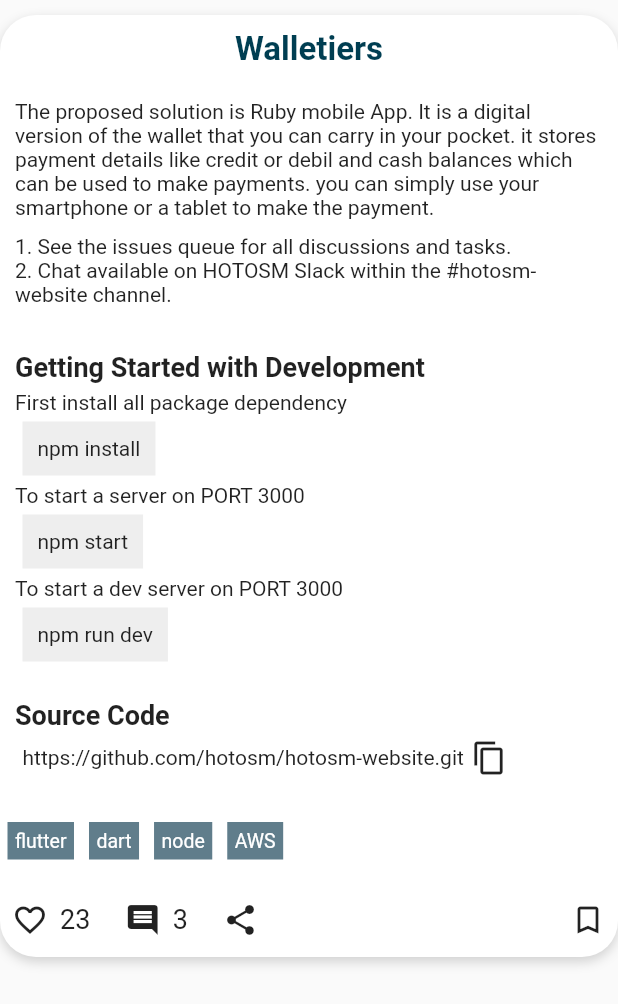
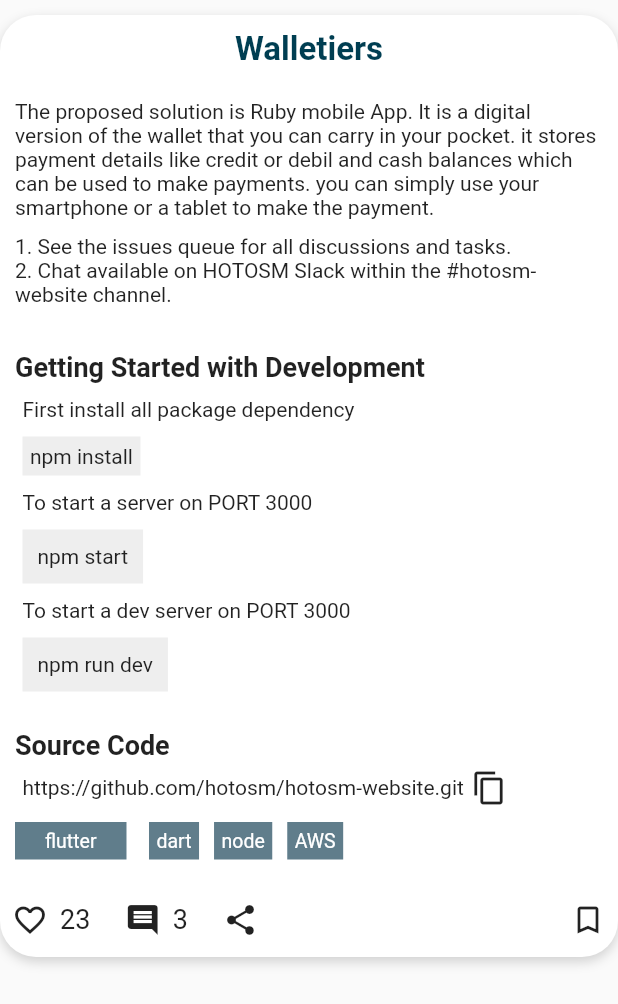
Before and after one commit to ad-kmt/bit-magnet-frontend, a Flutter app: the CardWidget widget shown alone on an empty page, opened directly with sample values from the repository, on a phone screen of 412 x 824 dp. Shown: the top 1004 px of the screen. Run offline on Flutter 3.47's test engine with Material 2 defaults, Android fonts, the phone set to English and light mode, and no system bars; our stand-ins replace flutter_login, flutter_svg, shared_preferences; missing offline and left inert: searchable_dropdown; accounts and stored records are empty.

Commit message:
bugs fixes

```diff
--- a/lib/components/card.dart
+++ b/lib/components/card.dart
@@ -89,10 +89,14 @@ class _CardWidgetState extends State<CardWidget> {
                                 Container(
                                   height: 5,
                                 ),
-                                Text("First install all package dependency"),
+                                Container(
+                                  padding: EdgeInsets.symmetric(vertical: 5, horizontal: 5),
+                                  child: Text("First install all package dependency"),
+                                ),
+
                                 Container(
                                   margin: const EdgeInsets.only(top: 5.0, right: 5, left: 5, bottom: 5.0),
-                                  padding: EdgeInsets.symmetric(vertical: 10, horizontal: 10),
+                                  padding: EdgeInsets.symmetric(vertical: 5, horizontal: 5),
                                   color: Colors.grey[200],
                                   child: Text('npm install',
                                     style: TextStyle(
@@ -101,7 +105,11 @@ class _CardWidgetState extends State<CardWidget> {
                                     ),
                                   ),
                                 ),
-                                Text("To start a server on PORT 3000"),
+                                Container(
+                                  padding: EdgeInsets.symmetric(vertical: 5, horizontal: 5),
+                                  child: Text("To start a server on PORT 3000"),
+                                ),
+
                                 Container(
                                   margin: const EdgeInsets.only(top: 5.0, right: 5, left: 5, bottom: 5.0),
                                   padding: EdgeInsets.symmetric(vertical: 10, horizontal: 10),
@@ -113,7 +121,10 @@ class _CardWidgetState extends State<CardWidget> {
                                     ),
                                   ),
                                 ),
-                                Text("To start a dev server on PORT 3000"),
+                                Container(
+                                  padding: EdgeInsets.symmetric(vertical: 5, horizontal: 5),
+                                  child: Text("To start a dev server on PORT 3000"),
+                                ),
                                 Container(
                                   margin: const EdgeInsets.only(top: 5.0, right: 5, left: 5, bottom: 5.0),
                                   padding: EdgeInsets.symmetric(vertical: 10, horizontal: 10),
@@ -156,8 +167,8 @@ class _CardWidgetState extends State<CardWidget> {
                       Row(
                           children: [
                             Container(
-                              margin: const EdgeInsets.only(top: 20.0, right: 5, left: 5, bottom: 20.0),
-                              padding: EdgeInsets.symmetric(vertical: 5, horizontal: 5),
+                              margin: const EdgeInsets.only(top: 0, right: 10, left: 10, bottom: 20.0),
+                              padding: EdgeInsets.symmetric(vertical: 5, horizontal: 20),
                               color: Colors.blueGrey,
                               child: Text('flutter',
                                 style: TextStyle(
@@ -167,7 +178,7 @@ class _CardWidgetState extends State<CardWidget> {
                               ),
                             ),
                             Container(
-                              margin: const EdgeInsets.only(top: 20.0, right: 5, left: 5, bottom: 20.0),
+                              margin: const EdgeInsets.only(top: 0, right: 5, left: 5, bottom: 20.0),
                               padding: EdgeInsets.symmetric(vertical: 5, horizontal: 5),
                               color: Colors.blueGrey,
                               child: Text('dart',
@@ -178,7 +189,7 @@ class _CardWidgetState extends State<CardWidget> {
                               ),
                             ),
                             Container(
-                              margin: const EdgeInsets.only(top: 20.0, right: 5, left: 5, bottom: 20.0),
+                              margin: const EdgeInsets.only(top: 0, right: 5, left: 5, bottom: 20.0),
                               padding: EdgeInsets.symmetric(vertical: 5, horizontal: 5),
                               color: Colors.blueGrey,
                               child: Text('node',
@@ -189,7 +200,7 @@ class _CardWidgetState extends State<CardWidget> {
                               ),
                             ),
                             Container(
-                              margin: const EdgeInsets.only(top: 20.0, right: 5, left: 5, bottom: 20.0),
+                              margin: const EdgeInsets.only(top: 0, right: 5, left: 5, bottom: 20.0),
                               padding: EdgeInsets.symmetric(vertical: 5, horizontal: 5),
                               color: Colors.blueGrey,
                               child: Text('AWS',
```
